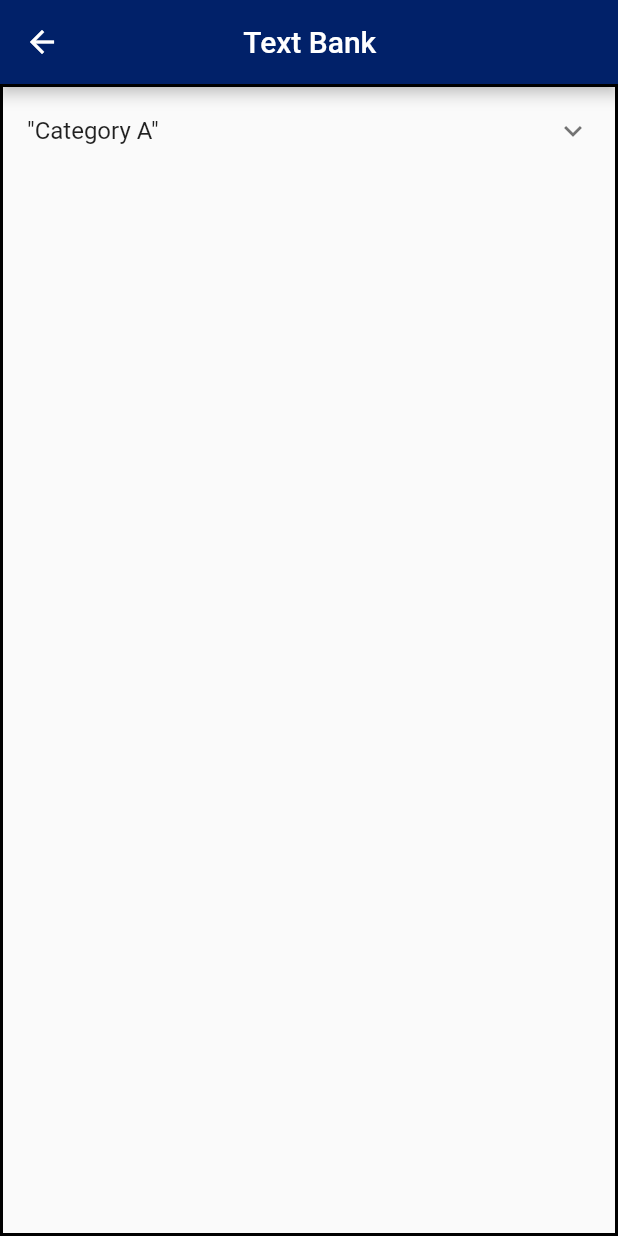
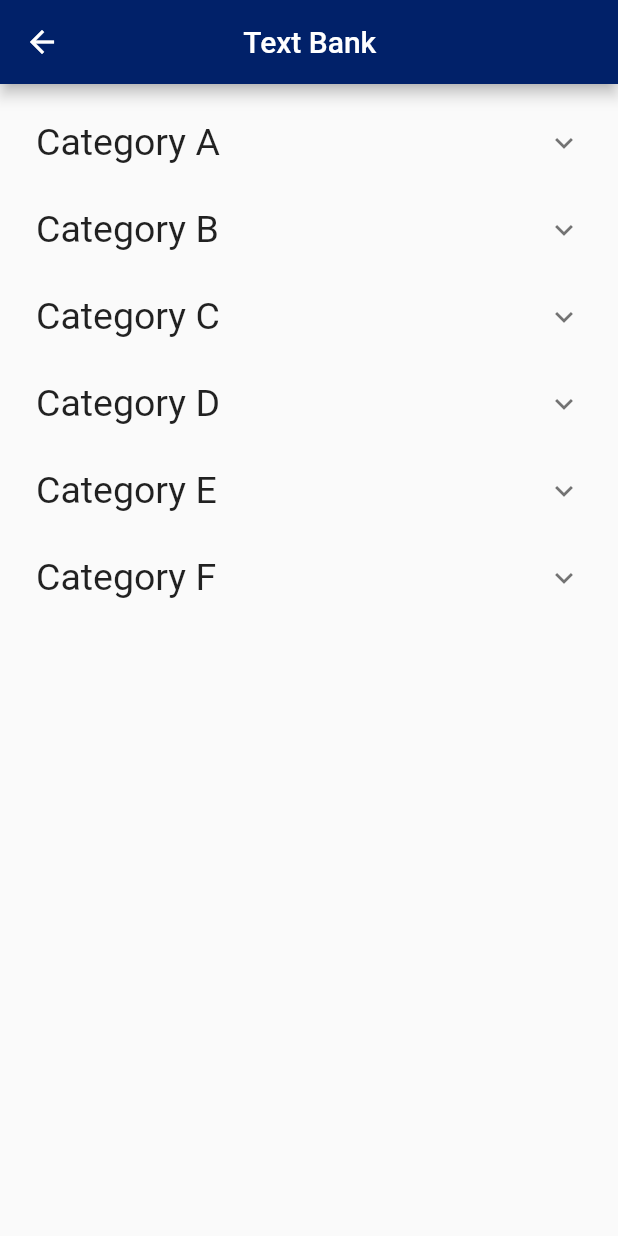
Before and after one commit to atlantadoulaconnect/adc-app, a Flutter app: the TextBankPage screen opened by its route, on a phone screen of 412 x 824 dp. Run offline on Flutter 3.47's test engine with Material 2 defaults, Android fonts, the phone set to English and light mode, and no system bars; our stand-ins replace cloud_firestore, cloud_functions, firebase_auth; missing offline and left inert: calendarro; accounts and stored records are empty.

Commit message:
text bank added more functionality

```diff
--- a/adc_app/lib/screens/text_bank.dart
+++ b/adc_app/lib/screens/text_bank.dart
@@ -15,8 +15,68 @@ class _TextBankPageState extends State<TextBankPage> {
     super.initState();
   }
 
+
   @override
   Widget build(BuildContext context) {
+
+    final listOfCategories = ["Category A", "Category B", "Category C",
+                              "Category D", "Category E", "Category F"];
+
+    final listOfQuestions = ["Question 1:", "Question 2:", "Question 3:",
+                             "Question 4:", "Question 5:", "Question 6:"];
+
+    final listOfAnswers = ["Answers 1:", "Answers 2:", "Answers 3:",
+                           "Answers 4:", "Answers 5:", "Answers 6:"];
+
+    final QandATextFields = List<Widget>();
+
+    for (var i = 0; i < listOfQuestions.length; i++) {
+      QandATextFields.add(
+        Text(
+          listOfQuestions[i],
+          style: TextStyle(
+            fontSize: 18,
+          ),
+        ),
+      );
+      QandATextFields.add(
+        Padding(
+          padding: EdgeInsets.only(bottom: 10.0),
+          child: Text(
+            listOfAnswers[i],
+            style: TextStyle(
+              fontSize: 18,
+            ),
+          ),
+        ),
+      );
+    }
+
+    final categoryExpansionTiles = List<Widget>();
+
+    for (var i = 0; i < listOfCategories.length; i++) {
+      categoryExpansionTiles.add(ExpansionTile(
+          title: Text(
+            listOfCategories[i],
+            style: TextStyle(
+              fontSize: 25,
+            ),
+          ),
+          children: <Widget>[
+            Padding(
+              padding: EdgeInsets.symmetric(horizontal: 20.0, vertical: 10.0),
+              child: Align(
+                child: Column(
+                  crossAxisAlignment: CrossAxisAlignment.start,
+                  children: QandATextFields,
+                ),
+                alignment: Alignment.centerLeft,
+              ),
+            ),
+          ],
+        ));
+    }
+
     return Scaffold(
         appBar: AppBar(
           title: Center(child: Text("Text Bank")),
@@ -27,41 +87,11 @@ class _TextBankPageState extends State<TextBankPage> {
             ),
           ],
         ),
-        body: Column(
-          mainAxisAlignment: MainAxisAlignment.start,
-          children: <Widget>[
-            Expanded(
-              child: Container(
-//                color: Colors.red,
-                child: Container(
-                  decoration: BoxDecoration(
-                    border: Border.all(
-                        color: Colors.black,
-                        width: 2.0
-                    ),
-                  ),
-                  child: ExpansionTile(
-                    title: Text('"Category A"'),
-                    children: <Widget>[
-                      Container(
-                        child: Column(
-                          children: <Widget>[
-                            Text("Question 1"),
-                            Text("Answer A:"),
-                            Text("Answer B:"),
-                            Text("Question 2"),
-                            Text("Answer A:"),
-                            Text("Answer B:"),
-                          ],
-                        ),
-                      ),
-                    ],
-                  ),
-                ),
-
-              ),
-            ),
-          ],
+        body: Padding(
+            padding: const EdgeInsets.symmetric(vertical: 10.0, horizontal: 8.0),
+            child: ListView(
+              children: categoryExpansionTiles,
+            )
         )
     );
   }
```
